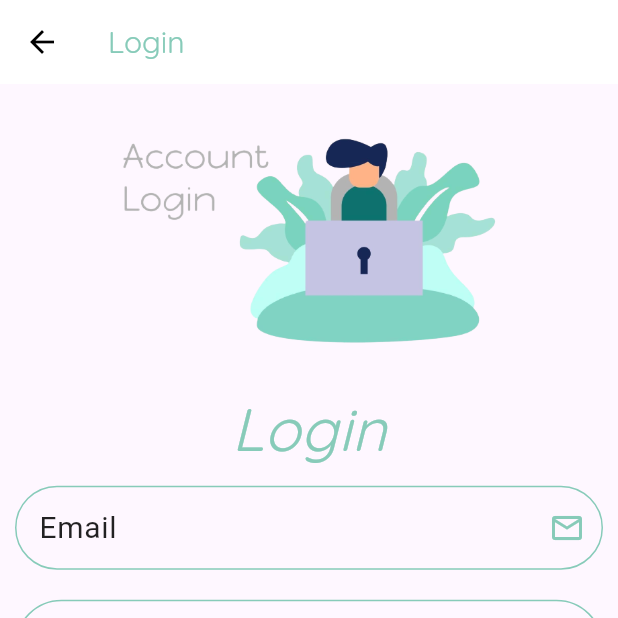
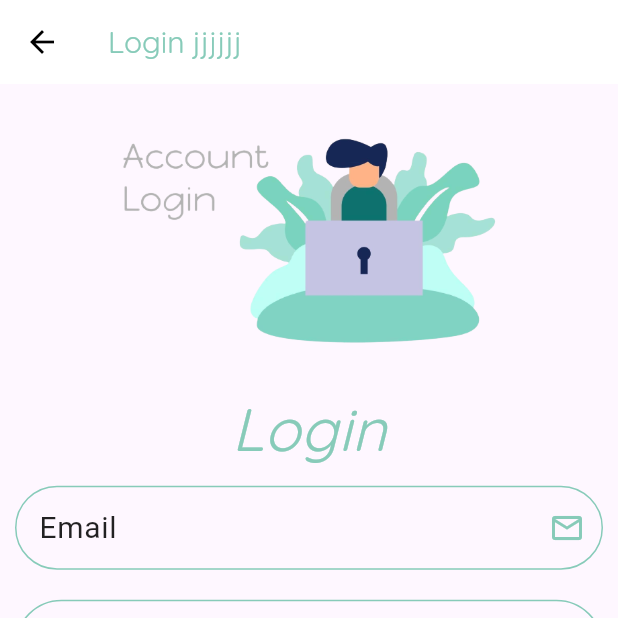
Before and after one commit to EmanAlnajjar/Study-Corner-Secretary, a Flutter app: the screen it shows after launch, after a tap on "Login", on a phone screen of 412 x 824 dp, the top half of it. Run offline on Flutter 3.47's test engine with Material 3 defaults, Android fonts, the phone set to English and light mode, and no system bars; our stand-ins replace flutter_easyloading, flutter_slidable, get; network calls fail.

Commit message:
second commit

```diff
--- a/lib/Login/Login.dart
+++ b/lib/Login/Login.dart
@@ -29,7 +29,7 @@ class Login extends StatelessWidget {
 
                       ),
                 ),
-                title: Text('Login',
+                title: Text('Login jjjjjj',
               style: TextStyle(
                 fontSize: 20.0,
                 fontFamily: 'Quicksand',
```
